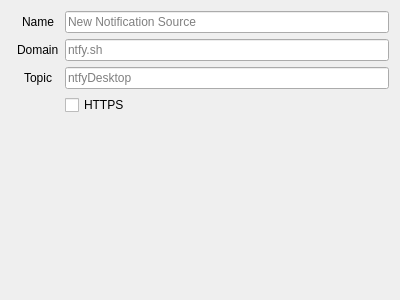
Before: the Qt Designer form app/src/MainWindow/ConfigTab.ui in emmaexe/ntfyDesktop, drawn with Qt 5.
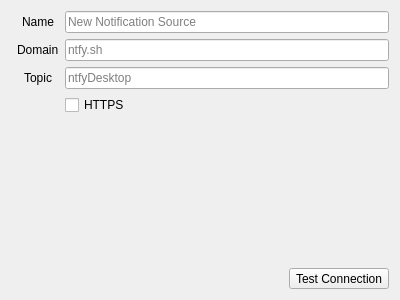
After: the same form once the commit is applied. Icons and pictures are not drawn.

Commit message: [feat] Add "Test Connection" button to UI

```diff
--- a/app/src/MainWindow/ConfigTab.ui
+++ b/app/src/MainWindow/ConfigTab.ui
@@ -137,6 +137,62 @@
      </item>
     </layout>
    </item>
+   <item row="2" column="1">
+    <layout class="QHBoxLayout" name="testLayout">
+     <item>
+      <spacer name="testSpacer">
+       <property name="orientation">
+        <enum>Qt::Orientation::Horizontal</enum>
+       </property>
+       <property name="sizeHint" stdset="0">
+        <size>
+         <width>40</width>
+         <height>20</height>
+        </size>
+       </property>
+      </spacer>
+     </item>
+     <item>
+      <widget class="QLabel" name="testLabel">
+       <property name="text">
+        <string/>
+       </property>
+       <property name="alignment">
+        <set>Qt::AlignmentFlag::AlignRight|Qt::AlignmentFlag::AlignTrailing|Qt::AlignmentFlag::AlignVCenter</set>
+       </property>
+      </widget>
+     </item>
+     <item>
+      <widget class="QToolButton" name="testButton">
+       <property name="cursor">
+        <cursorShape>PointingHandCursor</cursorShape>
+       </property>
+       <property name="text">
+        <string>Test Connection</string>
+       </property>
+       <property name="icon">
+        <iconset theme="QIcon::ThemeIcon::NetworkWired"/>
+       </property>
+       <property name="toolButtonStyle">
+        <enum>Qt::ToolButtonStyle::ToolButtonTextBesideIcon</enum>
+       </property>
+      </widget>
+     </item>
+    </layout>
+   </item>
+   <item row="1" column="1">
+    <spacer name="configTabSpacer">
+     <property name="orientation">
+      <enum>Qt::Orientation::Vertical</enum>
+     </property>
+     <property name="sizeHint" stdset="0">
+      <size>
+       <width>20</width>
+       <height>40</height>
+      </size>
+     </property>
+    </spacer>
+   </item>
   </layout>
  </widget>
  <resources>
```
